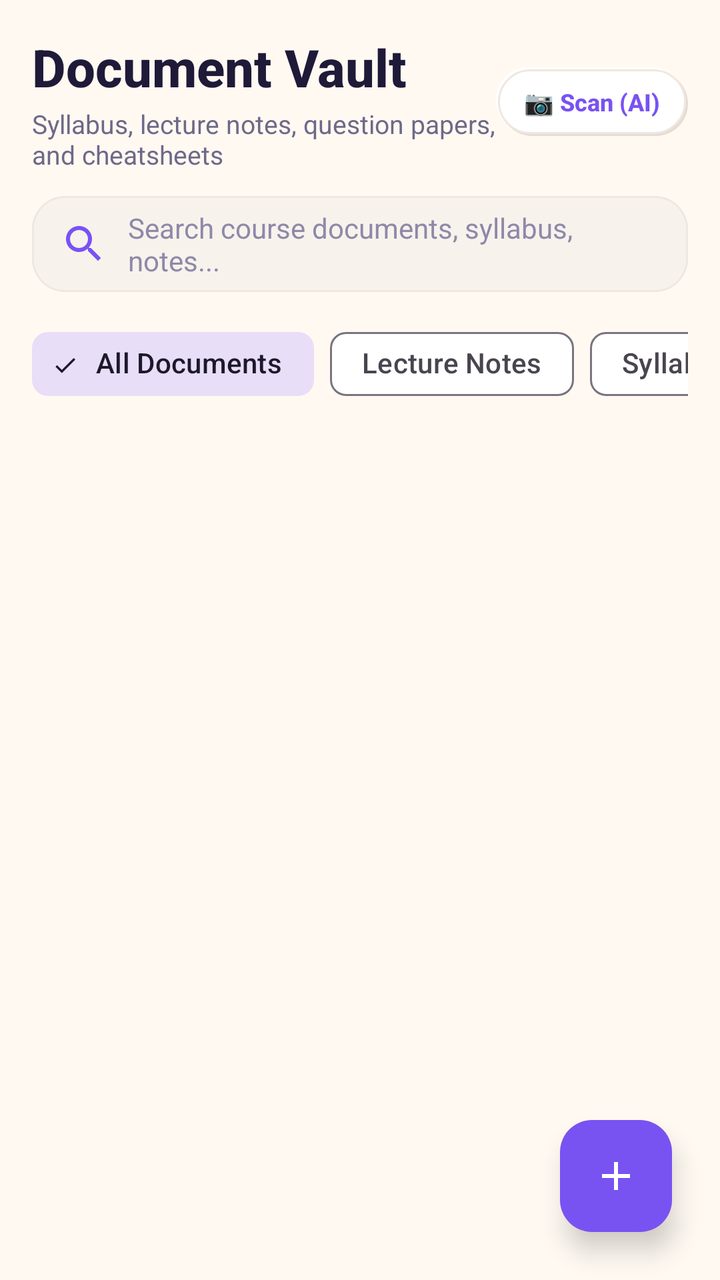
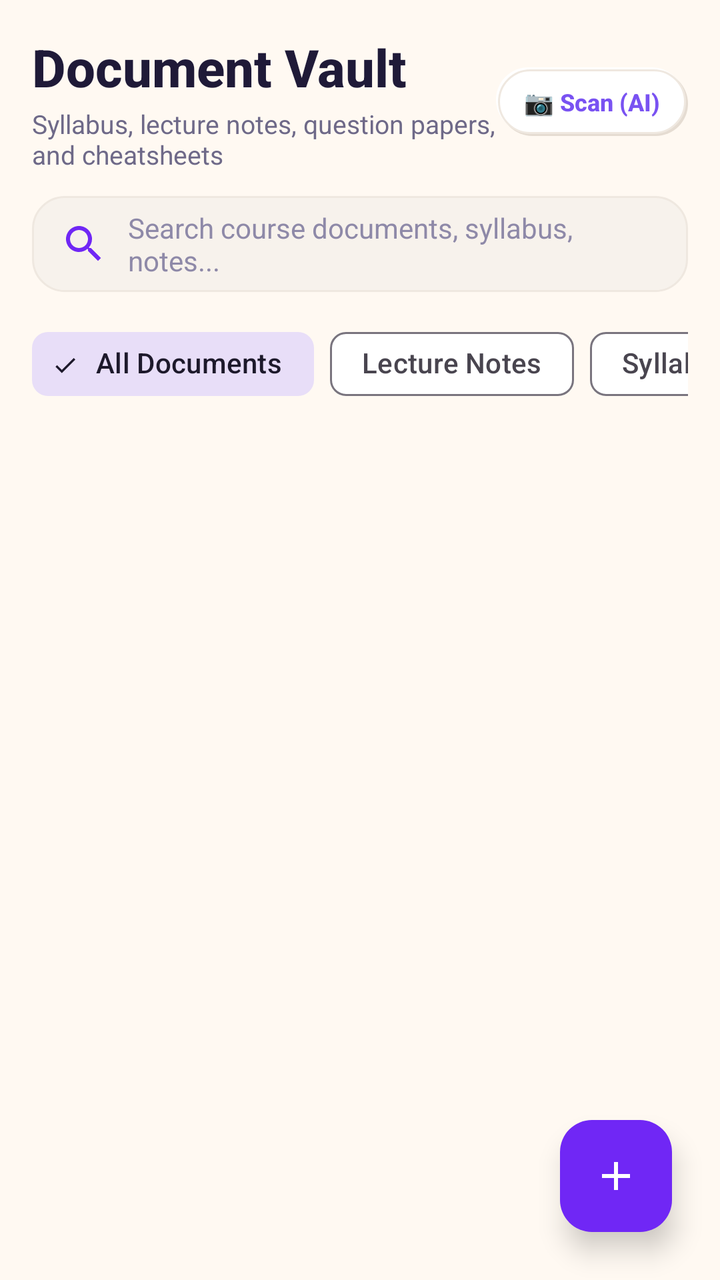

Two renders of the same Android screen: before a commit and after it. Below are the layout's source before the change and the commit's diff.
<!-- AndroidManifest.xml: application theme Theme.AcademiaLife -->
<!-- res/layout/fragment_document_vault.xml -->
<?xml version="1.0" encoding="utf-8"?>
<androidx.coordinatorlayout.widget.CoordinatorLayout xmlns:android="http://schemas.android.com/apk/res/android"
    xmlns:app="http://schemas.android.com/apk/res-auto"
    android:layout_width="match_parent"
    android:layout_height="match_parent"
    android:background="@color/neu_bg">

    <LinearLayout
        android:layout_width="match_parent"
        android:layout_height="match_parent"
        android:orientation="vertical"
        android:padding="16dp">

        
        <LinearLayout
            android:layout_width="match_parent"
            android:layout_height="wrap_content"
            android:orientation="horizontal"
            android:gravity="center_vertical"
            android:layout_marginBottom="12dp">

            <LinearLayout
                android:layout_width="0dp"
                android:layout_height="wrap_content"
                android:layout_weight="1"
                android:orientation="vertical">

                <TextView
                    android:layout_width="wrap_content"
                    android:layout_height="wrap_content"
                    android:text="Document Vault"
                    android:textColor="@color/text_primary"
                    android:textSize="26sp"
                    android:fontFamily="sans-serif-medium"
                    android:textStyle="bold" />

                <TextView
                    android:layout_width="wrap_content"
                    android:layout_height="wrap_content"
                    android:layout_marginTop="2dp"
                    android:text="Syllabus, lecture notes, question papers, and cheatsheets"
                    android:textColor="@color/text_secondary"
                    android:textSize="13sp" />
            </LinearLayout>

            <TextView
                android:id="@+id/btnScanDocAI"
                android:layout_width="wrap_content"
                android:layout_height="wrap_content"
                android:background="@drawable/bg_neumorphic_chip_idle"
                android:clickable="true"
                android:focusable="true"
                android:paddingHorizontal="14dp"
                android:paddingVertical="9dp"
                android:text="📷 Scan (AI)"
                android:textColor="@color/lavender_primary"
                android:textSize="12sp"
                android:fontFamily="sans-serif-medium"
                android:textStyle="bold" />
        </LinearLayout>

        
        <EditText
            android:id="@+id/etSearchDocs"
            android:layout_width="match_parent"
            android:layout_height="48dp"
            android:background="@drawable/bg_neumorphic_sunken"
            android:drawableStart="@drawable/ic_search"
            android:drawablePadding="10dp"
            android:hint="Search course documents, syllabus, notes..."
            android:paddingHorizontal="14dp"
            android:textColor="@color/text_primary"
            android:textColorHint="@color/text_muted"
            android:textSize="14sp" />

        
        <HorizontalScrollView
            android:layout_width="match_parent"
            android:layout_height="wrap_content"
            android:layout_marginTop="12dp"
            android:scrollbars="none">

            <com.google.android.material.chip.ChipGroup
                android:id="@+id/chipGroupDocCategories"
                android:layout_width="wrap_content"
                android:layout_height="wrap_content"
                app:singleSelection="true">

                <com.google.android.material.chip.Chip
                    android:id="@+id/chipDocAll"
                    style="@style/Widget.Material3.Chip.Filter"
                    android:layout_width="wrap_content"
                    android:layout_height="wrap_content"
                    android:checked="true"
                    android:text="All Documents" />

                <com.google.android.material.chip.Chip
                    android:id="@+id/chipDocNotes"
                    style="@style/Widget.Material3.Chip.Filter"
                    android:layout_width="wrap_content"
                    android:layout_height="wrap_content"
                    android:text="Lecture Notes" />

                <com.google.android.material.chip.Chip
                    android:id="@+id/chipDocSyllabus"
                    style="@style/Widget.Material3.Chip.Filter"
                    android:layout_width="wrap_content"
                    android:layout_height="wrap_content"
                    android:text="Syllabus" />

                <com.google.android.material.chip.Chip
                    android:id="@+id/chipDocPapers"
                    style="@style/Widget.Material3.Chip.Filter"
                    android:layout_width="wrap_content"
                    android:layout_height="wrap_content"
                    android:text="Past Papers" />

                <com.google.android.material.chip.Chip
                    android:id="@+id/chipDocCheatsheets"
                    style="@style/Widget.Material3.Chip.Filter"
                    android:layout_width="wrap_content"
                    android:layout_height="wrap_content"
                    android:text="Cheatsheets" />
            </com.google.android.material.chip.ChipGroup>
        </HorizontalScrollView>

        <androidx.recyclerview.widget.RecyclerView
            android:id="@+id/rvDocuments"
            android:layout_width="match_parent"
            android:layout_height="0dp"
            android:layout_marginTop="8dp"
            android:layout_weight="1"
            android:clipToPadding="false"
            android:paddingBottom="80dp" />

        
        <LinearLayout
            android:id="@+id/layoutEmptyDocs"
            android:layout_width="match_parent"
            android:layout_height="wrap_content"
            android:layout_marginTop="24dp"
            android:background="@drawable/bg_neumorphic_card"
            android:gravity="center"
            android:orientation="vertical"
            android:padding="28dp"
            android:visibility="gone">

            <ImageView
                android:layout_width="48dp"
                android:layout_height="48dp"
                android:src="@drawable/ic_documents"
                app:tint="@color/text_muted" />

            <TextView
                android:layout_width="wrap_content"
                android:layout_height="wrap_content"
                android:layout_marginTop="12dp"
                android:text="Document Vault Empty"
                android:textColor="@color/text_primary"
                android:textSize="16sp"
                android:textStyle="bold" />

            <TextView
                android:layout_width="wrap_content"
                android:layout_height="wrap_content"
                android:layout_marginTop="4dp"
                android:gravity="center"
                android:text="Keep your syllabus, lecture slides, and question papers organized here. Tap + to add."
                android:textColor="@color/text_secondary"
                android:textSize="12sp" />
        </LinearLayout>
    </LinearLayout>

    
    <com.google.android.material.floatingactionbutton.FloatingActionButton
        android:id="@+id/fabAddDocument"
        android:layout_width="wrap_content"
        android:layout_height="wrap_content"
        android:layout_gravity="bottom|end"
        android:layout_margin="24dp"
        android:backgroundTint="@color/brand_primary"
        android:contentDescription="Add Document"
        android:src="@drawable/ic_add"
        app:elevation="8dp"
        app:tint="@color/white" />

</androidx.coordinatorlayout.widget.CoordinatorLayout>
<!-- resources referenced by this layout -->
<resources>
  <color name="brand_primary">#7952F2</color>
  <color name="lavender_primary">#7952F2</color>
  <color name="neu_bg">#FFF9F2</color>
  <color name="text_muted">#8E89A8</color>
  <color name="text_primary">#1F1A38</color>
  <color name="text_secondary">#6E6988</color>
  <color name="white">#FFFFFF</color>
  <!-- drawable bg_neumorphic_sunken (drawable) -->
  <?xml version="1.0" encoding="utf-8"?>
  <selector xmlns:android="http://schemas.android.com/apk/res/android">
      
      <item android:state_focused="true">
          <shape android:shape="rectangle">
              <corners android:radius="16dp" />
              <solid android:color="@color/surface_light" />
              <stroke
                  android:width="2dp"
                  android:color="@color/electric_violet" />
          </shape>
      </item>
  
      
      <item>
          <shape android:shape="rectangle">
              <corners android:radius="16dp" />
              <solid android:color="@color/surface_subtle" />
              <stroke
                  android:width="1dp"
                  android:color="@color/surface_border" />
          </shape>
      </item>
  </selector>
  <!-- drawable ic_add (drawable) -->
  <vector xmlns:android="http://schemas.android.com/apk/res/android"
      android:width="24dp"
      android:height="24dp"
      android:viewportWidth="24"
      android:viewportHeight="24">
    <path
        android:fillColor="@color/white"
        android:pathData="M19,13h-6v6h-2v-6H5v-2h6V5h2v6h6v2z"/>
  </vector>
  <!-- drawable ic_documents (drawable) -->
  <vector xmlns:android="http://schemas.android.com/apk/res/android"
      android:width="24dp"
      android:height="24dp"
      android:viewportWidth="24"
      android:viewportHeight="24">
    <path
        android:fillColor="@color/brand_primary"
        android:pathData="M14,2H6c-1.1,0 -1.99,0.9 -1.99,2L4,20c0,1.1 0.89,2 1.99,2H18c1.1,0 2,-0.9 2,-2V8l-6,-6zm2,16H8v-2h8v2zm0,-4H8v-2h8v2zm-3,-5V3.5L18.5,9H13z"/>
  </vector>
  <!-- drawable ic_search (drawable) -->
  <vector xmlns:android="http://schemas.android.com/apk/res/android"
      android:width="24dp"
      android:height="24dp"
      android:viewportWidth="24"
      android:viewportHeight="24">
    <path
        android:fillColor="@color/brand_primary"
        android:pathData="M15.5,14h-0.79l-0.28,-0.27C15.41,12.59 16,11.11 16,9.5 16,5.91 13.09,3 9.5,3S3,5.91 3,9.5 5.91,16 9.5,16c1.61,0 3.09,-0.59 4.23,-1.57l0.27,0.28v0.79l5,4.99L20.49,19l-4.99,-5zm-6,0C7.01,14 5,11.99 5,9.5S7.01,5 9.5,5 14,7.01 14,9.5 11.99,14 9.5,14z"/>
  </vector>
  <color name="lavender_dark_shadow">#E5DCD2</color>
  <color name="surface_light">#FFFFFF</color>
  <color name="surface_border">#EFE8E0</color>
  <color name="lavender_light_shadow">#FFFFFF</color>
  <color name="lavender_card">#FFFFFF</color>
  <color name="lavender_divider">#EFE8E0</color>
  <color name="electric_violet">#7952F2</color>
  <color name="surface_subtle">#F7F2EC</color>
  <color name="lavender_surface">#F7F2EC</color>
  <color name="lavender_deep">#6234EB</color>
  <color name="lavender_bg">#FFF9F2</color>
  <style name="ThemeOverlay.AcademiaLife.MaterialAlertDialog" parent="ThemeOverlay.Material3.MaterialAlertDialog">
          <item name="shapeAppearanceOverlay">@style/ShapeAppearance.AcademiaLife.Dialog</item>
          <item name="colorSurface">@color/lavender_card</item>
      </style>
  <style name="ShapeAppearance.AcademiaLife.Dialog" parent="">
          <item name="cornerSize">22dp</item>
      </style>
  <!-- unchanged entries left out for length: 3 -->
</resources>

<!-- the commit's change to res/layout/fragment_document_vault.xml (unified diff, before → after) -->
@@ -146,10 +146,12 @@
             android:visibility="gone">
 
             <ImageView
-                android:layout_width="48dp"
-                android:layout_height="48dp"
-                android:src="@drawable/ic_documents"
-                app:tint="@color/text_muted" />
+                android:layout_width="92dp"
+                android:layout_height="92dp"
+                android:adjustViewBounds="true"
+                android:scaleType="fitCenter"
+                android:src="@drawable/mybuddy_mascot"
+                android:contentDescription="Document Vault Empty" />
 
             <TextView
                 android:layout_width="wrap_content"
<!-- resource entries referenced after the edit -->
@@ -1,6 +1,6 @@
 <!-- resources referenced by this layout -->
 <resources>
-  <color name="brand_primary">#7952F2</color>
+  <color name="brand_primary">#7027F5</color>
   <color name="lavender_primary">#7952F2</color>
   <color name="neu_bg">#FFF9F2</color>
   <color name="text_muted">#8E89A8</color>
@@ -42,16 +42,6 @@
         android:fillColor="@color/white"
         android:pathData="M19,13h-6v6h-2v-6H5v-2h6V5h2v6h6v2z"/>
   </vector>
-  <!-- drawable ic_documents (drawable) -->
-  <vector xmlns:android="http://schemas.android.com/apk/res/android"
-      android:width="24dp"
-      android:height="24dp"
-      android:viewportWidth="24"
-      android:viewportHeight="24">
-    <path
-        android:fillColor="@color/brand_primary"
-        android:pathData="M14,2H6c-1.1,0 -1.99,0.9 -1.99,2L4,20c0,1.1 0.89,2 1.99,2H18c1.1,0 2,-0.9 2,-2V8l-6,-6zm2,16H8v-2h8v2zm0,-4H8v-2h8v2zm-3,-5V3.5L18.5,9H13z"/>
-  </vector>
   <!-- drawable ic_search (drawable) -->
   <vector xmlns:android="http://schemas.android.com/apk/res/android"
       android:width="24dp"
@@ -62,6 +52,7 @@
         android:fillColor="@color/brand_primary"
         android:pathData="M15.5,14h-0.79l-0.28,-0.27C15.41,12.59 16,11.11 16,9.5 16,5.91 13.09,3 9.5,3S3,5.91 3,9.5 5.91,16 9.5,16c1.61,0 3.09,-0.59 4.23,-1.57l0.27,0.28v0.79l5,4.99L20.49,19l-4.99,-5zm-6,0C7.01,14 5,11.99 5,9.5S7.01,5 9.5,5 14,7.01 14,9.5 11.99,14 9.5,14z"/>
   </vector>
+  <!-- drawable mybuddy_mascot: png bitmap (drawable, 101669 bytes) -->
   <color name="lavender_dark_shadow">#E5DCD2</color>
   <color name="surface_light">#FFFFFF</color>
   <color name="surface_border">#EFE8E0</color>
